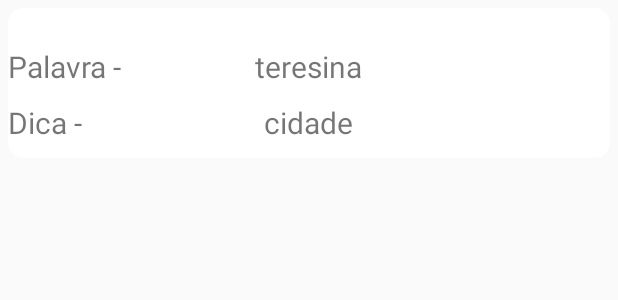
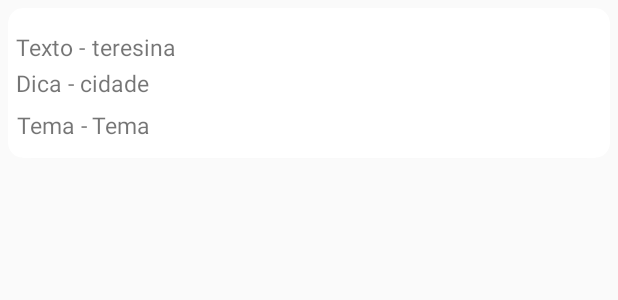
Before and after one commit to MarceloxAlves/ForcaX, an Android app: the layout activity_item_palavra_view_holder.xml on its own in the app's theme, with its tools: preview values and no code run, on a phone screen of 412 x 824 dp. Shown: the top 300 px of the screen. Run offline under Robolectric (Android 15) with nearby library versions, the phone set to English and light mode, and no system bars.

Commit message:
Ajustes finais

```diff
--- a/app/src/main/AndroidManifest.xml
+++ b/app/src/main/AndroidManifest.xml
@@ -29,14 +29,14 @@
             android:name=".app.GameActivity"
             android:screenOrientation="portrait" />
         <activity android:name=".app.MainActivity" />
-        <activity android:name=".app.FormularioActivity" />
+        <activity android:name=".app.FormularioActivity"
+            android:parentActivityName=".app.ListarPalavrasActivity"/>
         <activity android:name=".app.AdicionarTemaActivity" />
         <activity android:name=".app.AboutActivity" />
         <activity android:name=".app.GameWinActivity" />
         <activity android:name=".app.RecordesActivity" />
         <activity android:name=".app.ItemRecordeViewHolderActivity" />
         <activity android:name=".app.GameOverActivity" />
-        <activity android:name=".app.AboutActivity" />
         <activity android:name=".app.ListarPalavrasActivity" />
         <activity android:name=".app.ItemPalavraViewHolderActivity"></activity>
     </application>
--- a/app/src/main/java/br/com/avantigames/forcax/app/FormularioActivity.java
+++ b/app/src/main/java/br/com/avantigames/forcax/app/FormularioActivity.java
@@ -88,7 +88,7 @@ public class FormularioActivity extends AppCompatActivity implements AdapterView
             return;
         }
         palavraFraseBox.put(nPalavraFrase);
-        startActivity(new Intent(this,MainActivity.class));
+        startActivity(new Intent(this,ListarPalavrasActivity.class));
         finish();
 
 
--- a/app/src/main/java/br/com/avantigames/forcax/app/ListarPalavrasActivity.java
+++ b/app/src/main/java/br/com/avantigames/forcax/app/ListarPalavrasActivity.java
@@ -25,6 +25,11 @@ public class ListarPalavrasActivity extends AppCompatActivity {
         setContentView(R.layout.activity_listar_palavras);
         setupViews();
         palavraFraseBox = ((App) getApplication()).getBoxStore().boxFor(PalavraFrase.class);
+    }
+
+    @Override
+    protected void onResume() {
+        super.onResume();
         recyclerView.setAdapter(new PalavrasAdapter(this,palavraFraseBox));
         recyclerView.setLayoutManager(new LinearLayoutManager(this));
         recyclerView.setHasFixedSize(true);
--- a/app/src/main/res/layout/activity_formulario.xml
+++ b/app/src/main/res/layout/activity_formulario.xml
@@ -38,7 +38,8 @@
     <EditText
         android:id="@+id/palavra_frase"
         android:layout_width="match_parent"
-        android:layout_height="wrap_content" />
+        android:layout_height="wrap_content"
+        android:maxLength="40"/>
     <TextView
         android:layout_marginTop="30dp"
         android:layout_marginLeft="5dp"
@@ -79,6 +80,7 @@
     <EditText
         android:id="@+id/dica"
         android:textColor="@color/white"
+        android:maxLength="50"
         android:layout_width="match_parent"
         android:layout_height="wrap_content" />
 
--- a/app/src/main/res/layout/activity_item_palavra_view_holder.xml
+++ b/app/src/main/res/layout/activity_item_palavra_view_holder.xml
@@ -18,43 +18,64 @@
             android:layout_width="wrap_content"
             android:layout_height="wrap_content"
             android:layout_alignParentStart="true"
-            android:layout_alignTop="@+id/palavra_frase_show"
-            android:text="Palavra - "
+            android:layout_alignParentTop="true"
+            android:layout_marginLeft="5dp"
+            android:layout_marginTop="15dp"
+            android:text="Texto - "
             android:textAlignment="center"
-            android:textSize="20sp" />
+            android:textSize="15sp" />
 
         <TextView
             android:id="@+id/palavra_frase_show"
             android:layout_width="wrap_content"
             android:layout_height="wrap_content"
-            android:layout_alignParentTop="true"
-            android:layout_centerHorizontal="true"
-            android:layout_marginTop="25dp"
-            android:textSize="20sp"
+            android:layout_alignTop="@+id/palavra"
+            android:layout_toEndOf="@+id/palavra"
             android:text="@string/teresina"
-            android:textAlignment="center" />
+            android:textAlignment="center"
+            android:textSize="15sp" />
 
         <TextView
             android:id="@+id/dica"
             android:layout_width="wrap_content"
             android:layout_height="wrap_content"
-            android:layout_alignParentStart="true"
-            android:layout_alignTop="@+id/dica_show"
+            android:layout_alignStart="@+id/palavra"
+            android:layout_centerVertical="true"
             android:text="Dica - "
             android:textAlignment="center"
-            android:textSize="20sp" />
+            android:textSize="15sp" />
 
         <TextView
             android:id="@+id/dica_show"
-            android:layout_marginTop="40dp"
+            android:layout_width="wrap_content"
+            android:layout_height="wrap_content"
+            android:layout_centerVertical="true"
+            android:layout_toEndOf="@+id/dica"
+            android:text="@string/cidade"
+            android:textAlignment="center"
+            android:textSize="15sp" />
+
+        <TextView
+            android:id="@+id/tema"
             android:layout_width="wrap_content"
             android:layout_height="wrap_content"
             android:layout_alignParentBottom="true"
-            android:layout_centerHorizontal="true"
-            android:layout_marginBottom="10dp"
-            android:textSize="20sp"
-            android:text="@string/cidade"
-            android:textAlignment="center" />
+            android:layout_alignParentStart="true"
+            android:layout_marginLeft="5dp"
+            android:layout_marginBottom="11dp"
+            android:text="Tema - "
+            android:textAlignment="center"
+            android:textSize="15sp" />
+
+        <TextView
+            android:id="@+id/tema_show"
+            android:layout_width="wrap_content"
+            android:layout_height="wrap_content"
+            android:layout_alignTop="@+id/tema"
+            android:layout_toEndOf="@+id/palavra"
+            android:text="@string/tema"
+            android:textAlignment="center"
+            android:textSize="15sp" />
     </RelativeLayout>
 
 </android.support.v7.widget.CardView>
--- a/app/src/main/res/values/strings.xml
+++ b/app/src/main/res/values/strings.xml
@@ -21,7 +21,7 @@
     <string name="digite_a_palavra_ou_frase">Digite a(s) palavra(s) ou frase</string>
     <string name="continuar">Continuar</string>
     <string name="pontua_o">Pontuação</string>
-    <string name="sobre_app_text">Aplicativo criado no intuito de cumprir uma atividade da materia de programação corporativa do curso de ADS ministrada pelo professor Rogerio Silva Aplicativo criado no intuito de cumprir uma atividade da materia de programação corporativa do curso de ADS ministrada pelo professor Rogerio Silva</string>
+    <string name="sobre_app_text">Aplicativo criado no intuito de cumprir uma atividade da materia de programação corporativa do curso de ADS ministrada pelo professor Rogerio Silva</string>
     <string name="mayelle_dos_santos_lima_de_carvalho">Mayelle dos Santos Lima de Carvalho</string>
     <string name="marcelo_alves_perreira">Marcelo Alves Perreira</string>
     <string name="jesus_abrah_o_adad_filho">Jesus Abrahão Adad Filho</string>
```
Also changed, not shown: app/src/main/java/br/com/avantigames/forcax/model/adapter/PalavrasAdapter.java (+14 -11 lines), app/src/main/java/br/com/avantigames/forcax/model/adapter/RecordesAdapter.java (+7 -1 lines), app/src/main/res/layout/activity_item_recorde_view_holder.xml (+15 -6 lines), app/src/main/res/drawable/trofeu.png (added).
